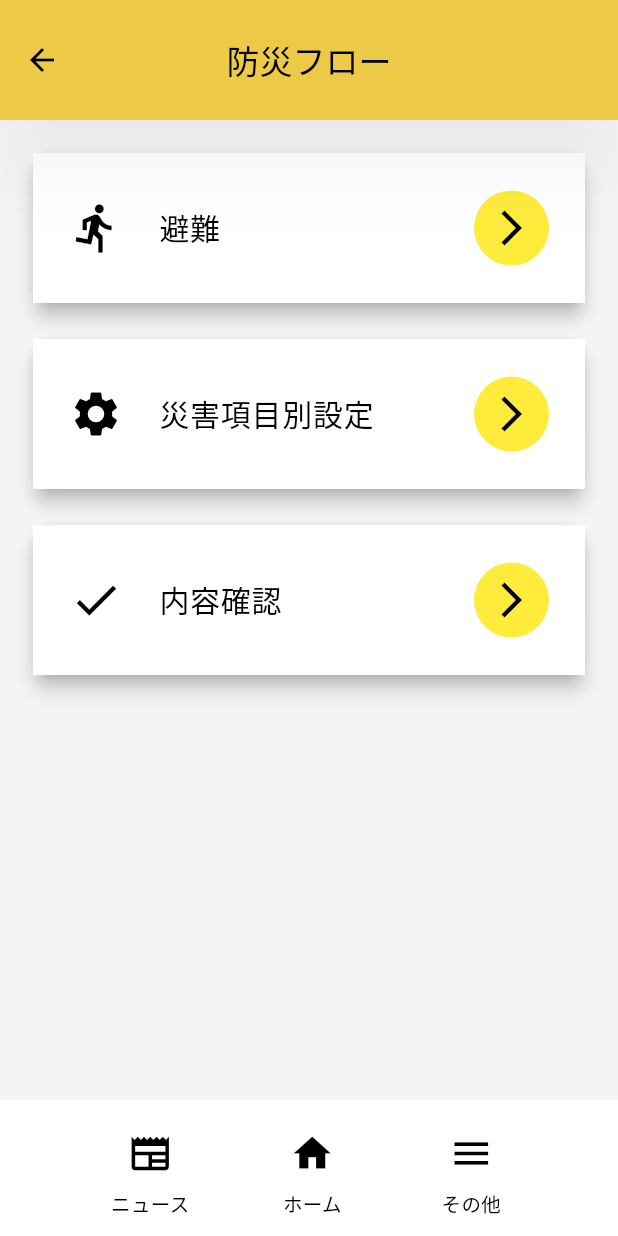
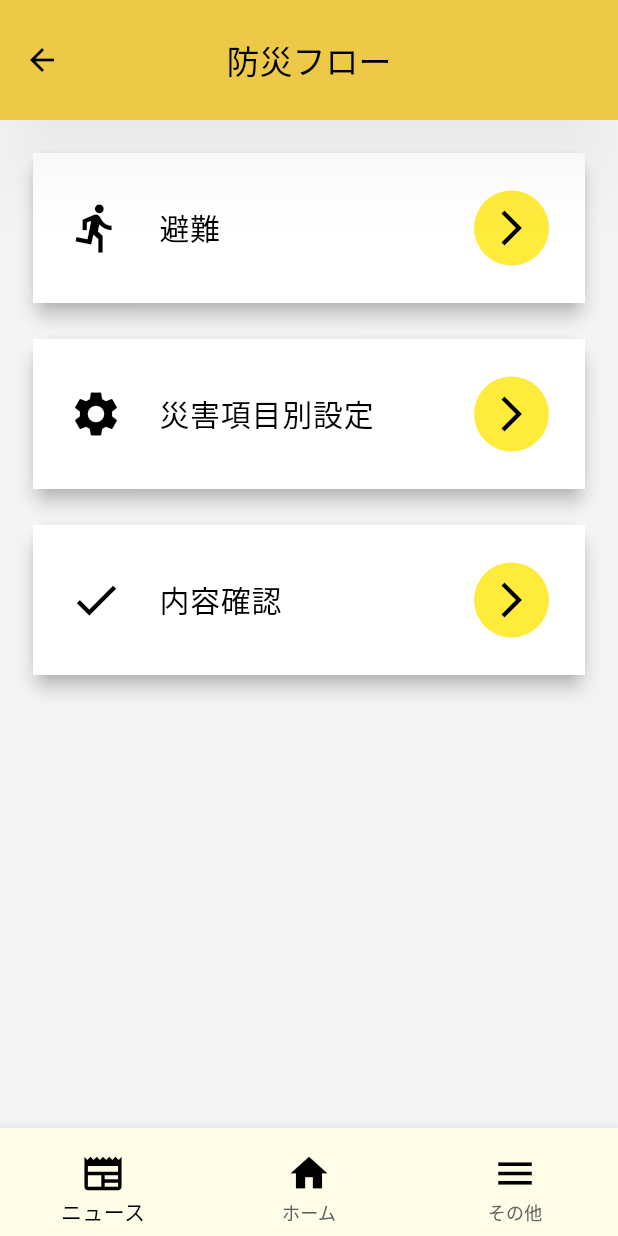
Before and after one commit to Campfire-Social-Impl/disaster_flow, a Flutter app: the HomeScreen screen opened directly, on a phone screen of 412 x 824 dp. Run offline on Flutter 3.47's test engine with Material 3 defaults, Android fonts, the phone set to English and light mode, and no system bars; our stand-ins replace drift, hooks_riverpod, sqlite3_flutter_libs; missing offline and left inert: sqlite3; accounts and stored records are empty; generated files the repository leaves out were written again.

Commit message:
update: fixed navigation bar to be simple

```diff
--- a/lib/pages/home_page.dart
+++ b/lib/pages/home_page.dart
@@ -47,17 +47,43 @@ class HomeScreen extends HookConsumerWidget {
           ),
         ],
       ),
-      bottomNavigationBar: BottomAppBar(
-        color: const Color.fromARGB(255, 255, 255, 255),
-        height: 91,
-        child: Row(
-          mainAxisAlignment: MainAxisAlignment.spaceEvenly,
-          children: [
-            _buildBottomNavItem(Icons.newspaper, 'ニュース', () {}),
-            _buildBottomNavItem(Icons.home, 'ホーム', () {}),
-            _buildBottomNavItem(Icons.menu, 'その他', () {}),
-          ],
-        ),
+      bottomNavigationBar: BottomNavigationBar(
+        fixedColor: Colors.black,
+        unselectedItemColor: Colors.grey[700],
+        iconSize: 30,
+        backgroundColor: Colors.yellow[50],
+        items: const [
+          BottomNavigationBarItem(
+            icon: Padding(
+              padding: EdgeInsets.only(top: 8),
+              child: Icon(
+                Icons.newspaper,
+                color: Colors.black,
+              ),
+            ),
+            label: 'ニュース',
+          ),
+          BottomNavigationBarItem(
+            icon: Padding(
+              padding: EdgeInsets.only(top: 8),
+              child: Icon(
+                Icons.home,
+                color: Colors.black,
+              ),
+            ),
+            label: 'ホーム',
+          ),
+          BottomNavigationBarItem(
+            icon: Padding(
+              padding: EdgeInsets.only(top: 8),
+              child: Icon(
+                Icons.menu,
+                color: Colors.black,
+              ),
+            ),
+            label: 'その他',
+          ),
+        ],
       ),
     );
   }
@@ -108,27 +134,4 @@ class HomeScreen extends HookConsumerWidget {
       ),
     );
   }
-
-  // BottomNavigationBarのアイテムを生成する関数
-  Widget _buildBottomNavItem(IconData icon, String label, VoidCallback onTap) {
-    return Column(
-      mainAxisSize: MainAxisSize.min,
-      children: [
-        IconButton(
-          padding: EdgeInsets.zero,
-          iconSize: 30,
-          icon: Icon(icon, color: const Color.fromARGB(255, 0, 0, 0)),
-          onPressed: onTap,
-        ),
-        Text(
-          label,
-          style: const TextStyle(
-            color: Colors.black,
-            fontSize: 13,
-            fontWeight: FontWeight.w500,
-          ),
-        ),
-      ],
-    );
-  }
 }
```
